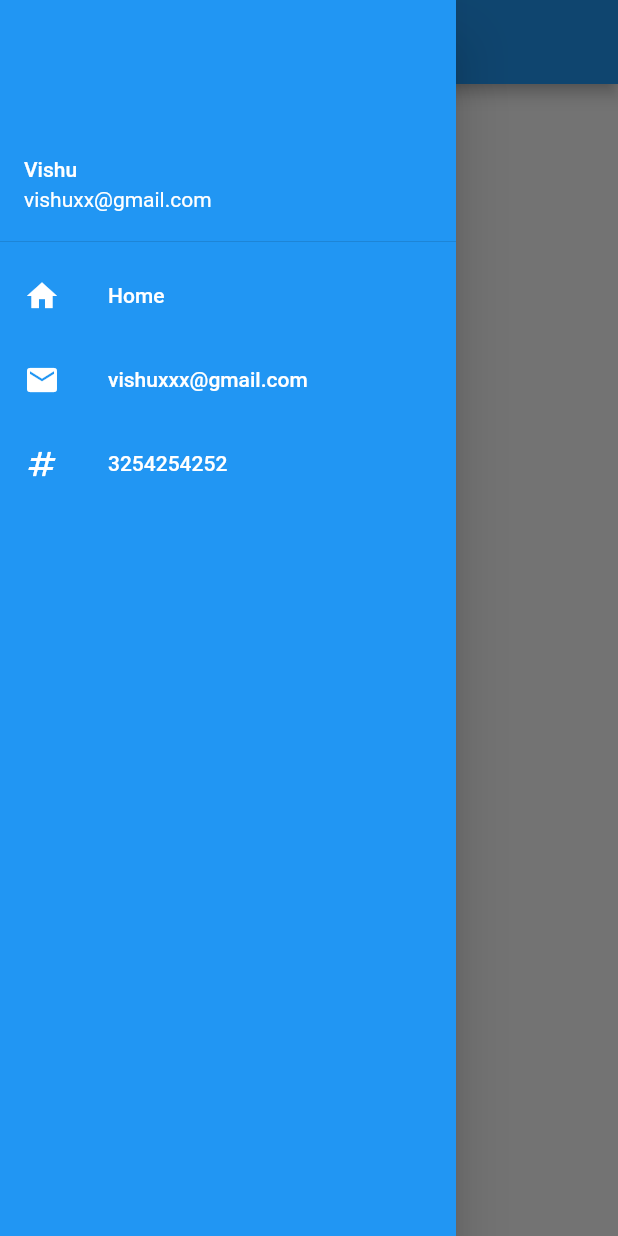
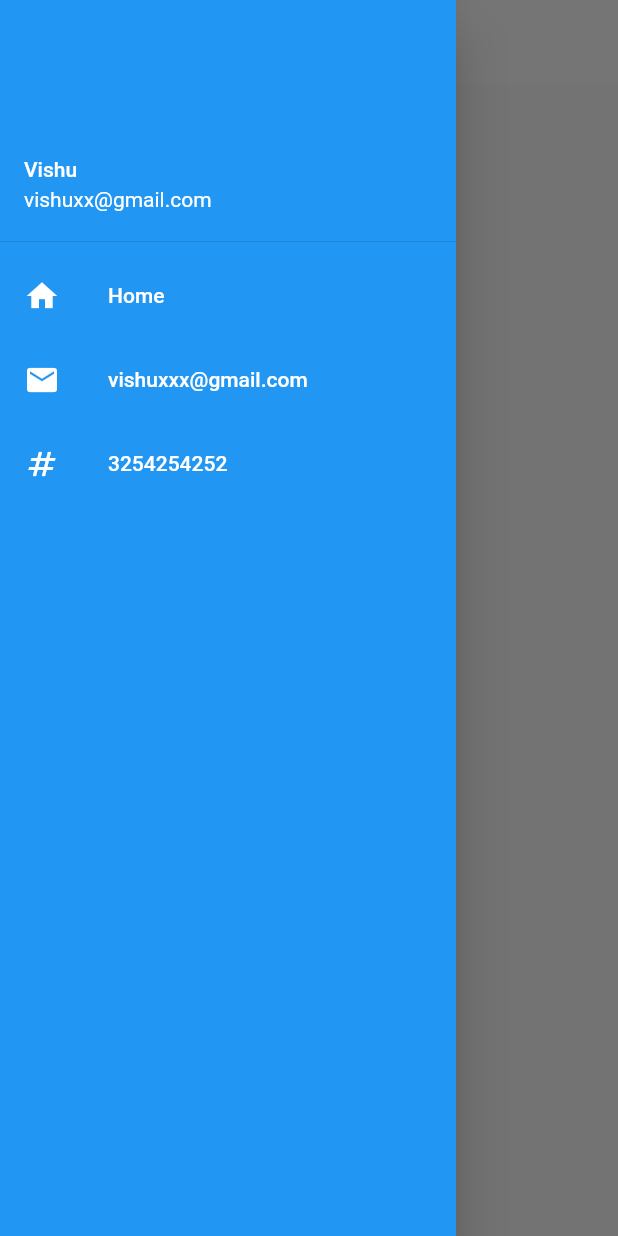
Before and after one commit to malik-vishu/LearningFlutter, a Flutter app: the screen it shows after launch, with the side drawer open, on a phone screen of 412 x 824 dp. Run offline on Flutter 3.47's test engine with Material 2 defaults, Android fonts, the phone set to English and light mode, and no system bars.

Commit message:
Themes managed

```diff
--- a/lib/main.dart
+++ b/lib/main.dart
@@ -1,6 +1,7 @@
 import 'package:first_app/screens/first_screen.dart';
 import 'package:first_app/screens/login_screen.dart';
 import 'package:first_app/utils/all_routes.dart';
+import 'package:first_app/widgets/themes.dart';
 import 'package:flutter/material.dart';
 
 void main() {
@@ -13,6 +14,9 @@ class HomePage extends StatelessWidget {
   @override
   Widget build(BuildContext context) {
     return MaterialApp(
+      themeMode: ThemeMode.light,
+      theme: AllThemes.lightTheme(context),
+      darkTheme: AllThemes.darkTheme(context),
       initialRoute: AllRoutes.homeRoute,
       routes: {
         "/": (context) => const LoginPage(),
--- /dev/null
+++ b/lib/widgets/themes.dart
@@ -0,0 +1,14 @@
+import 'package:flutter/material.dart';
+
+class AllThemes {
+  static ThemeData lightTheme(BuildContext context) => ThemeData(
+      //primarySwatch: Colors.deepPurple,
+      appBarTheme: const AppBarTheme(
+          color: Colors.white,
+          elevation: 0.0,
+          iconTheme: IconThemeData(color: Colors.black),
+          titleTextStyle: TextStyle(color: Colors.black)));
+  static ThemeData darkTheme(BuildContext context) => ThemeData(
+        brightness: Brightness.dark,
+      );
+}
```
